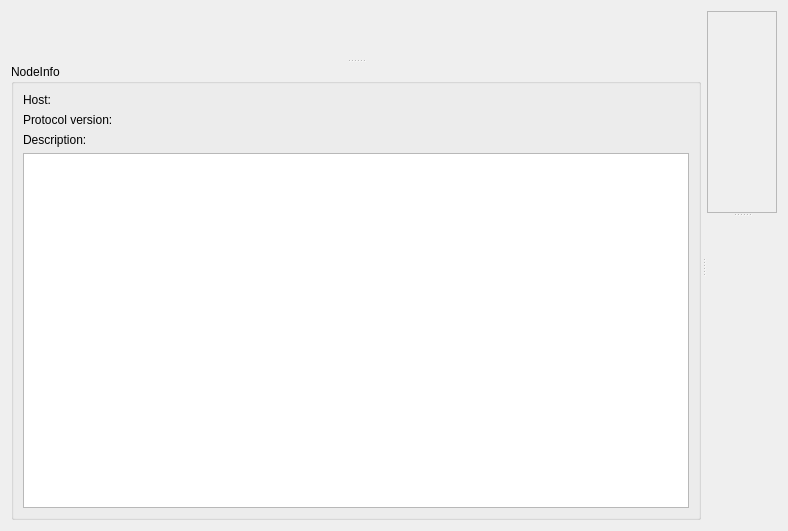
The window that frappy/gui/ui/nodewidget.ui (SampleEnvironment/frappy) describes before a commit, drawn with Qt 5.
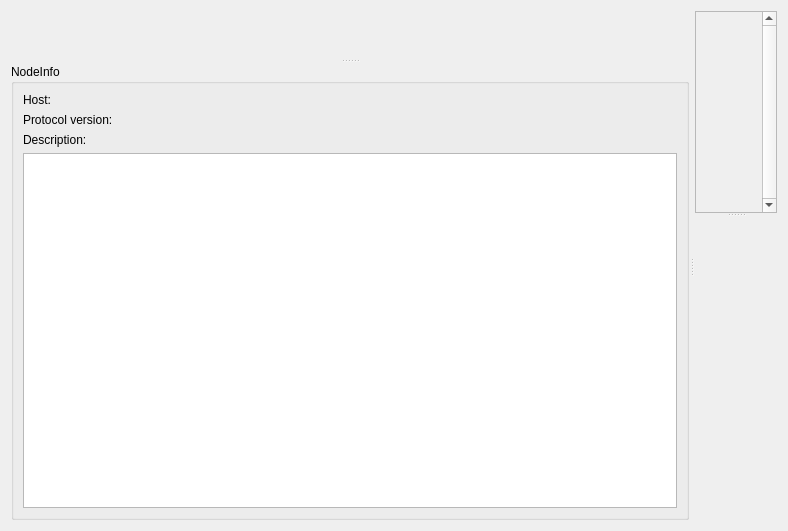
The same window after the commit. Custom widgets are drawn as their Qt base class.

Commit message:
gui: always show scrollbar in nodewidget
To avoid content jumping around when expanding.

```diff
--- a/frappy/gui/ui/nodewidget.ui
+++ b/frappy/gui/ui/nodewidget.ui
@@ -136,6 +136,9 @@
        <enum>Qt::Vertical</enum>
       </property>
       <widget class="QScrollArea" name="view">
+       <property name="verticalScrollBarPolicy">
+        <enum>Qt::ScrollBarAlwaysOn</enum>
+       </property>
        <property name="widgetResizable">
         <bool>true</bool>
        </property>
@@ -144,7 +147,7 @@
          <rect>
           <x>0</x>
           <y>0</y>
-          <width>92</width>
+          <width>62</width>
           <height>176</height>
          </rect>
         </property>
```
